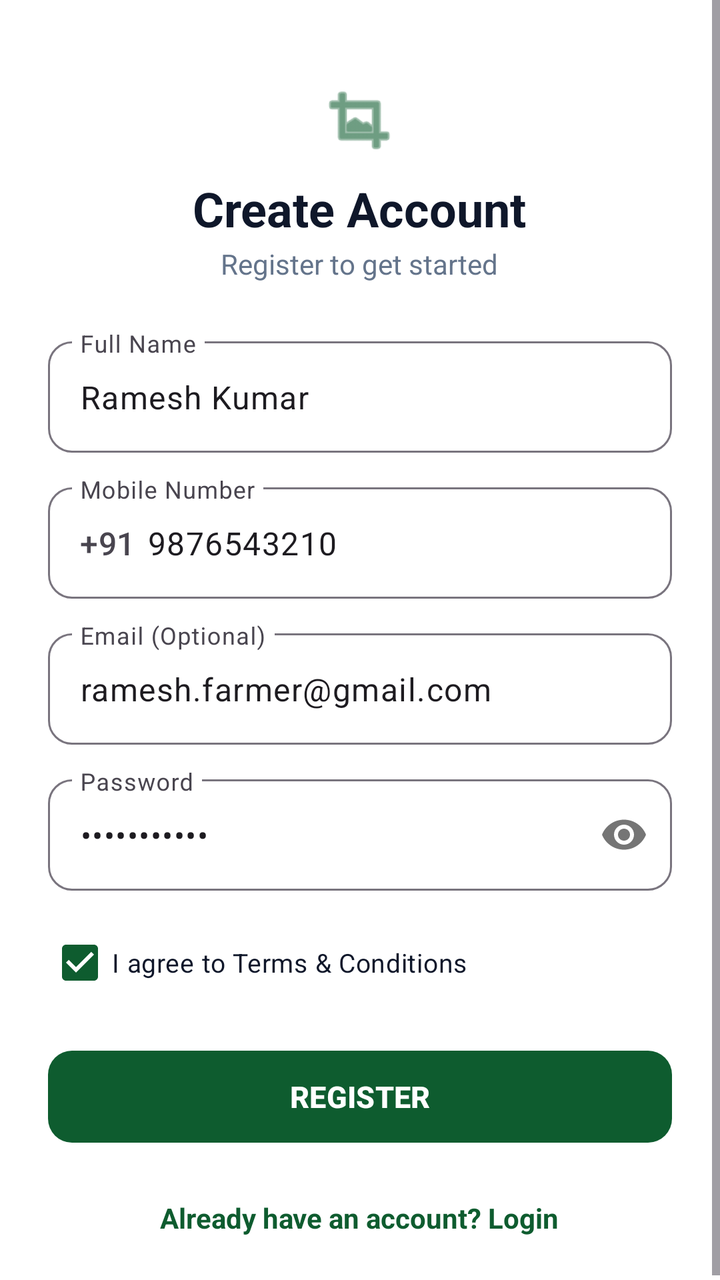
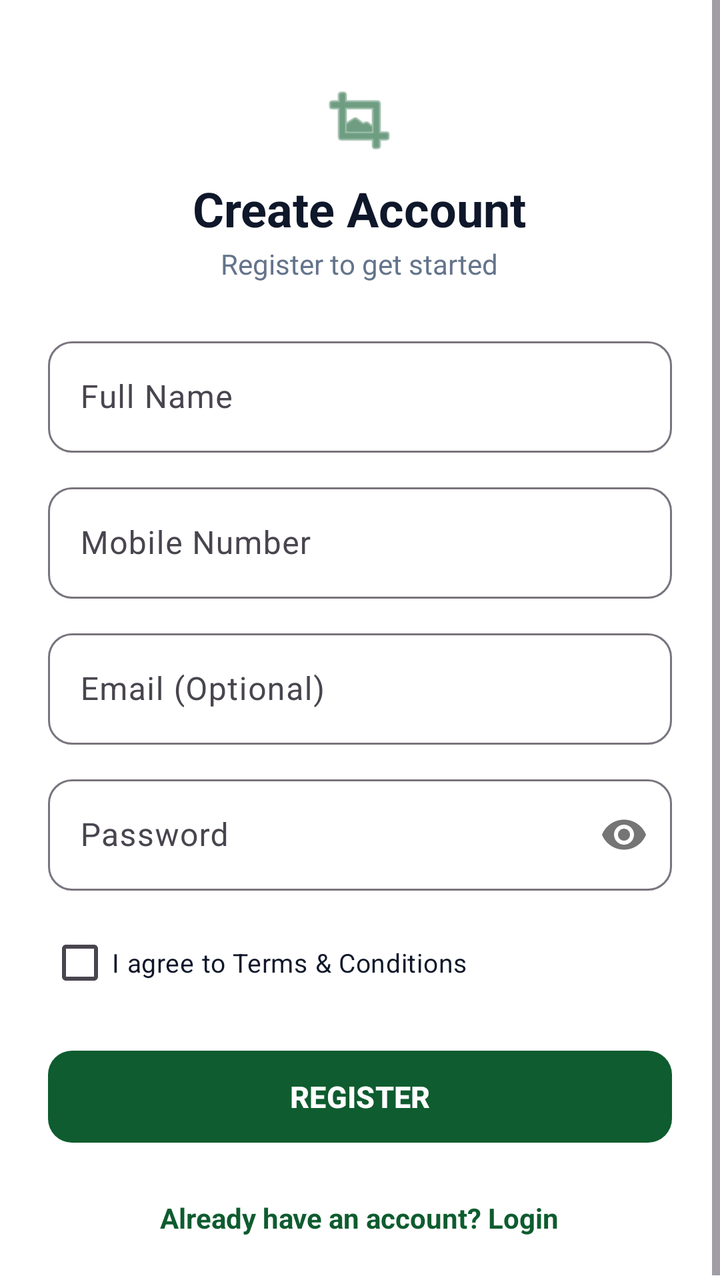

Before-and-after screenshots of an Android layout around one commit, followed by the original layout XML and the change that was made.
<!-- AndroidManifest.xml: activity theme Theme.AgriLink.NoActionBar -->
<!-- res/layout/activity_register.xml -->
<?xml version="1.0" encoding="utf-8"?>
<ScrollView xmlns:android="http://schemas.android.com/apk/res/android"
    xmlns:app="http://schemas.android.com/apk/res-auto"
    android:layout_width="match_parent"
    android:layout_height="match_parent"
    android:background="@color/white"
    android:fillViewport="true">

    <LinearLayout
        android:layout_width="match_parent"
        android:layout_height="wrap_content"
        android:orientation="vertical"
        android:padding="24dp">

        <LinearLayout
            android:layout_width="wrap_content"
            android:layout_height="wrap_content"
            android:layout_gravity="center"
            android:layout_marginTop="16dp"
            android:gravity="center"
            android:orientation="vertical">

            <ImageView
                android:layout_width="40dp"
                android:layout_height="40dp"
                android:src="@android:drawable/ic_menu_crop"
                app:tint="@color/primary_green" />

            <TextView
                android:layout_width="wrap_content"
                android:layout_height="wrap_content"
                android:layout_marginTop="8dp"
                android:text="Create Account"
                android:textColor="@color/text_dark"
                android:textSize="24sp"
                android:textStyle="bold" />

            <TextView
                android:layout_width="wrap_content"
                android:layout_height="wrap_content"
                android:layout_marginTop="2dp"
                android:text="Register to get started"
                android:textColor="@color/text_muted"
                android:textSize="14sp" />
        </LinearLayout>

        
        <com.google.android.material.textfield.TextInputLayout
            style="@style/Widget.Material3.TextInputLayout.OutlinedBox"
            android:layout_width="match_parent"
            android:layout_height="wrap_content"
            android:layout_marginTop="24dp"
            android:hint="Full Name"
            app:boxCornerRadiusBottomEnd="12dp"
            app:boxCornerRadiusBottomStart="12dp"
            app:boxCornerRadiusTopEnd="12dp"
            app:boxCornerRadiusTopStart="12dp">

            <com.google.android.material.textfield.TextInputEditText
                android:id="@+id/etFullName"
                android:layout_width="match_parent"
                android:layout_height="wrap_content"
                android:inputType="textPersonName"
                android:text="Ramesh Kumar" />
        </com.google.android.material.textfield.TextInputLayout>

        
        <com.google.android.material.textfield.TextInputLayout
            style="@style/Widget.Material3.TextInputLayout.OutlinedBox"
            android:layout_width="match_parent"
            android:layout_height="wrap_content"
            android:layout_marginTop="12dp"
            android:hint="Mobile Number"
            app:boxCornerRadiusBottomEnd="12dp"
            app:boxCornerRadiusBottomStart="12dp"
            app:boxCornerRadiusTopEnd="12dp"
            app:boxCornerRadiusTopStart="12dp"
            app:prefixText="+91 ">

            <com.google.android.material.textfield.TextInputEditText
                android:id="@+id/etMobile"
                android:layout_width="match_parent"
                android:layout_height="wrap_content"
                android:inputType="phone"
                android:text="9876543210" />
        </com.google.android.material.textfield.TextInputLayout>

        
        <com.google.android.material.textfield.TextInputLayout
            style="@style/Widget.Material3.TextInputLayout.OutlinedBox"
            android:layout_width="match_parent"
            android:layout_height="wrap_content"
            android:layout_marginTop="12dp"
            android:hint="Email (Optional)"
            app:boxCornerRadiusBottomEnd="12dp"
            app:boxCornerRadiusBottomStart="12dp"
            app:boxCornerRadiusTopEnd="12dp"
            app:boxCornerRadiusTopStart="12dp">

            <com.google.android.material.textfield.TextInputEditText
                android:id="@+id/etEmail"
                android:layout_width="match_parent"
                android:layout_height="wrap_content"
                android:inputType="textEmailAddress"
                android:text="ramesh.farmer@gmail.com" />
        </com.google.android.material.textfield.TextInputLayout>

        
        <com.google.android.material.textfield.TextInputLayout
            style="@style/Widget.Material3.TextInputLayout.OutlinedBox"
            android:layout_width="match_parent"
            android:layout_height="wrap_content"
            android:layout_marginTop="12dp"
            android:hint="Password"
            app:boxCornerRadiusBottomEnd="12dp"
            app:boxCornerRadiusBottomStart="12dp"
            app:boxCornerRadiusTopEnd="12dp"
            app:boxCornerRadiusTopStart="12dp"
            app:passwordToggleEnabled="true">

            <com.google.android.material.textfield.TextInputEditText
                android:id="@+id/etPassword"
                android:layout_width="match_parent"
                android:layout_height="wrap_content"
                android:inputType="textPassword"
                android:text="Password123" />
        </com.google.android.material.textfield.TextInputLayout>

        <CheckBox
            android:id="@+id/cbTerms"
            android:layout_width="wrap_content"
            android:layout_height="wrap_content"
            android:layout_marginTop="12dp"
            android:checked="true"
            android:text="I agree to Terms &amp; Conditions"
            android:textColor="@color/text_dark"
            android:textSize="13sp" />

        
        <com.google.android.material.button.MaterialButton
            android:id="@+id/btnRegister"
            android:layout_width="match_parent"
            android:layout_height="54dp"
            android:layout_marginTop="16dp"
            android:text="REGISTER"
            android:textColor="@color/white"
            android:textSize="15sp"
            android:textStyle="bold"
            app:backgroundTint="@color/primary_green"
            app:cornerRadius="12dp" />

        <TextView
            android:id="@+id/tvLogin"
            android:layout_width="wrap_content"
            android:layout_height="wrap_content"
            android:layout_gravity="center"
            android:layout_marginTop="24dp"
            android:text="Already have an account? Login"
            android:textColor="@color/primary_green"
            android:textSize="14sp"
            android:textStyle="bold" />

    </LinearLayout>

</ScrollView>
<!-- resources referenced by this layout -->
<resources>
  <color name="primary_green">#0E5C2F</color>
  <color name="text_dark">#0F172A</color>
  <color name="text_muted">#64748B</color>
  <color name="white">#FFFFFF</color>
  <style name="Theme.AgriLink.NoActionBar">
          <item name="windowActionBar">false</item>
          <item name="windowNoTitle">true</item>
      </style>
</resources>

<!-- the commit's change to res/layout/activity_register.xml (unified diff, before → after) -->
@@ -60,8 +60,7 @@
                 android:id="@+id/etFullName"
                 android:layout_width="match_parent"
                 android:layout_height="wrap_content"
-                android:inputType="textPersonName"
-                android:text="Ramesh Kumar" />
+                android:inputType="textPersonName" />
         </com.google.android.material.textfield.TextInputLayout>
 
         
@@ -81,8 +80,7 @@
                 android:id="@+id/etMobile"
                 android:layout_width="match_parent"
                 android:layout_height="wrap_content"
-                android:inputType="phone"
-                android:text="9876543210" />
+                android:inputType="phone" />
         </com.google.android.material.textfield.TextInputLayout>
 
         
@@ -101,8 +99,7 @@
                 android:id="@+id/etEmail"
                 android:layout_width="match_parent"
                 android:layout_height="wrap_content"
-                android:inputType="textEmailAddress"
-                android:text="ramesh.farmer@gmail.com" />
+                android:inputType="textEmailAddress" />
         </com.google.android.material.textfield.TextInputLayout>
 
         
@@ -122,8 +119,7 @@
                 android:id="@+id/etPassword"
                 android:layout_width="match_parent"
                 android:layout_height="wrap_content"
-                android:inputType="textPassword"
-                android:text="Password123" />
+                android:inputType="textPassword" />
         </com.google.android.material.textfield.TextInputLayout>
 
         <CheckBox
@@ -131,7 +127,7 @@
             android:layout_width="wrap_content"
             android:layout_height="wrap_content"
             android:layout_marginTop="12dp"
-            android:checked="true"
+            android:checked="false"
             android:text="I agree to Terms &amp; Conditions"
             android:textColor="@color/text_dark"
             android:textSize="13sp" />
